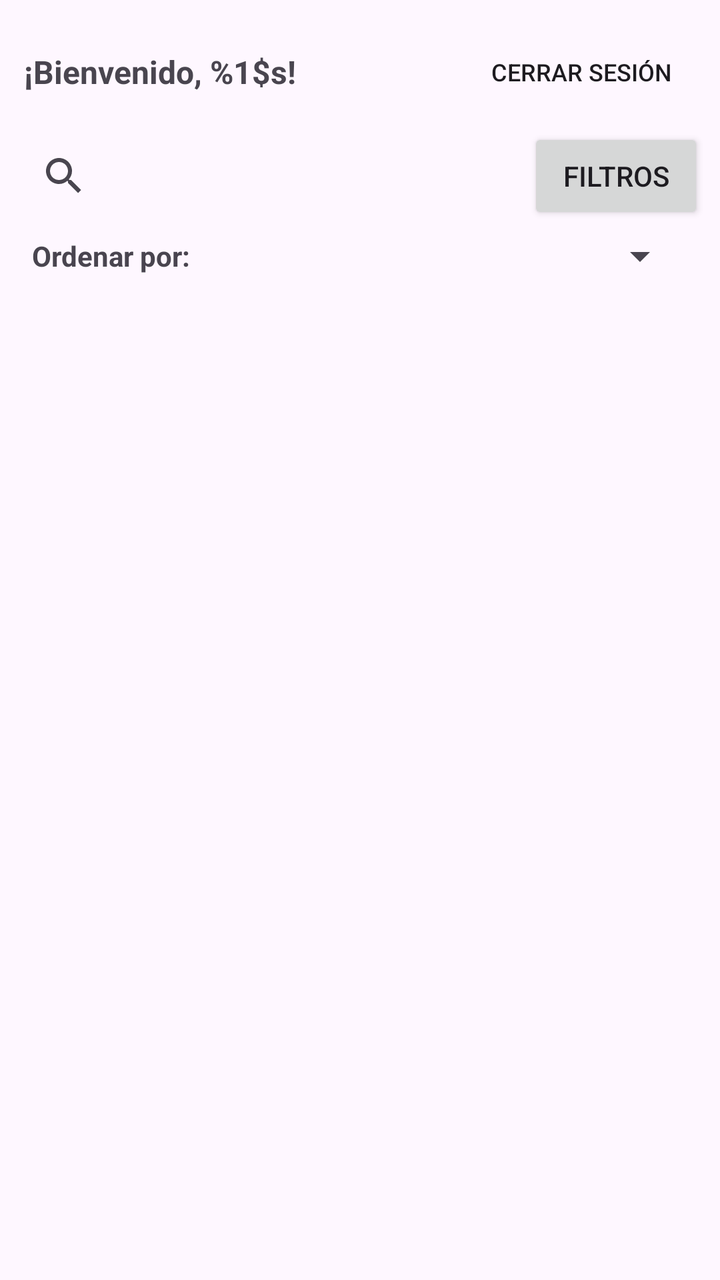
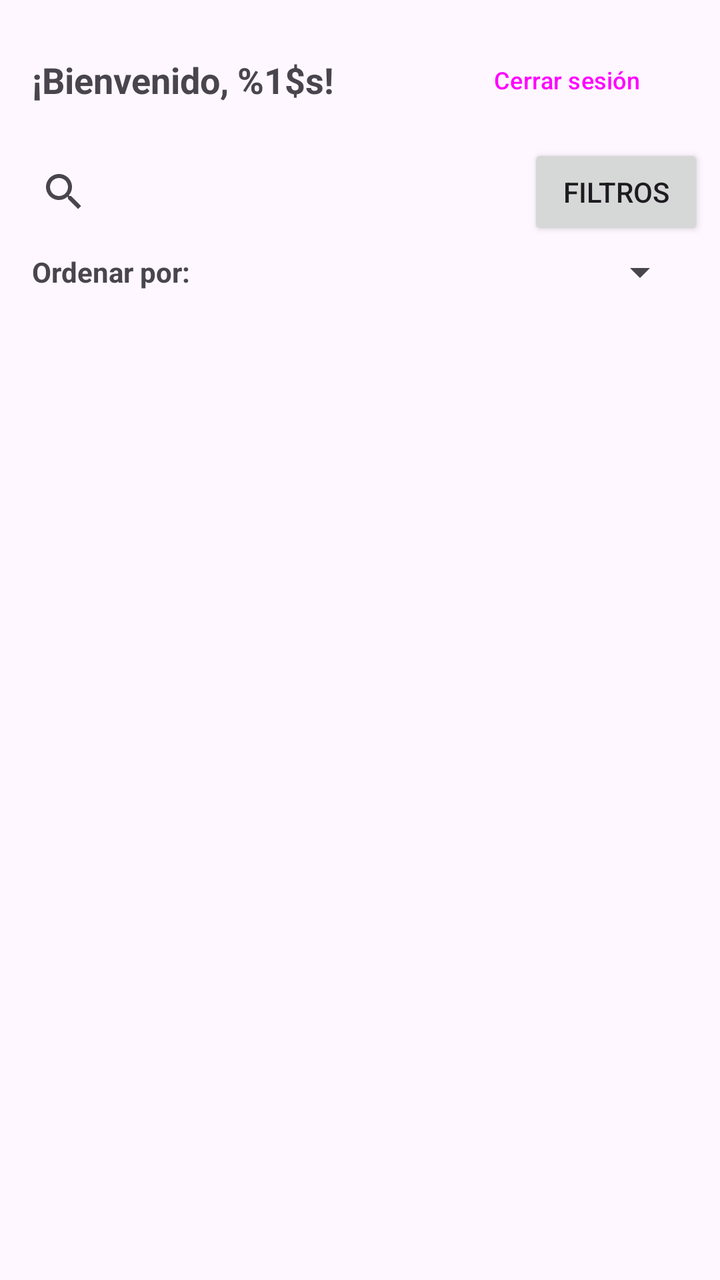

Compare the two renders of this Android layout. The source of the first and the diff that turns it into the second are given below.
<!-- AndroidManifest.xml: application theme Theme.RondaApp -->
<!-- res/layout/fragment_home.xml -->
<?xml version="1.0" encoding="utf-8"?>
<LinearLayout
    xmlns:android="http://schemas.android.com/apk/res/android"
    xmlns:app="http://schemas.android.com/apk/res-auto"
    xmlns:tools="http://schemas.android.com/tools"
    android:layout_width="match_parent"
    android:layout_height="match_parent"
    android:orientation="vertical"
    android:padding="8dp"
    tools:context=".ui.home.HomeFragment">

    
    <LinearLayout
        android:layout_width="match_parent"
        android:layout_height="wrap_content"
        android:orientation="horizontal"
        android:gravity="center_vertical"
        android:paddingHorizontal="4dp"
        android:paddingVertical="4dp">

        <TextView
            android:id="@+id/tvWelcome"
            android:layout_width="0dp"
            android:layout_height="wrap_content"
            android:layout_weight="1"
            android:textSize="16sp"
            android:textStyle="bold"
            android:text="@string/home_welcome" />

        <Button
            android:id="@+id/btnLogout"
            style="?android:attr/borderlessButtonStyle"
            android:layout_width="wrap_content"
            android:layout_height="wrap_content"
            android:text="@string/home_logout"
            android:textSize="12sp" />
    </LinearLayout>

    
    <LinearLayout
        android:layout_width="match_parent"
        android:layout_height="wrap_content"
        android:orientation="horizontal"
        android:gravity="center_vertical">

        <androidx.appcompat.widget.SearchView
            android:id="@+id/searchView"
            android:layout_width="0dp"
            android:layout_height="wrap_content"
            android:layout_weight="1"
            android:queryHint="Buscar productos..." />

        <Button
            android:id="@+id/btnFilter"
            android:layout_width="wrap_content"
            android:layout_height="wrap_content"
            android:text="Filtros"
            android:layout_marginStart="4dp" />
    </LinearLayout>

    
    <LinearLayout
        android:layout_width="match_parent"
        android:layout_height="wrap_content"
        android:orientation="horizontal"
        android:gravity="center_vertical"
        android:paddingHorizontal="8dp"
        android:layout_marginVertical="4dp">

        <TextView
            android:layout_width="wrap_content"
            android:layout_height="wrap_content"
            android:text="Ordenar por: "
            android:textStyle="bold" />

        <Spinner
            android:id="@+id/spinnerSort"
            android:layout_width="match_parent"
            android:layout_height="wrap_content" />
    </LinearLayout>

    
    <androidx.recyclerview.widget.RecyclerView
        android:id="@+id/rvPublications"
        android:layout_width="match_parent"
        android:layout_height="match_parent" />
</LinearLayout>
<!-- resources referenced by this layout -->
<resources>
  <string name="home_logout">Cerrar sesión</string>
  <string name="home_welcome">¡Bienvenido, %1$s!</string>
  <style name="Theme.RondaApp" parent="Base.Theme.RondaApp" />
  <style name="Base.Theme.RondaApp" parent="Theme.Material3.DayNight.NoActionBar">
          
      </style>
</resources>

<!-- the commit's change to res/layout/fragment_home.xml (unified diff, before → after) -->
@@ -15,21 +15,21 @@
         android:layout_height="wrap_content"
         android:orientation="horizontal"
         android:gravity="center_vertical"
-        android:paddingHorizontal="4dp"
-        android:paddingVertical="4dp">
+        android:paddingHorizontal="8dp"
+        android:paddingVertical="8dp">
 
         <TextView
             android:id="@+id/tvWelcome"
             android:layout_width="0dp"
             android:layout_height="wrap_content"
             android:layout_weight="1"
-            android:textSize="16sp"
+            android:textSize="18sp"
             android:textStyle="bold"
             android:text="@string/home_welcome" />
 
         <Button
             android:id="@+id/btnLogout"
-            style="?android:attr/borderlessButtonStyle"
+            style="@style/Widget.Material3.Button.TonalButton"
             android:layout_width="wrap_content"
             android:layout_height="wrap_content"
             android:text="@string/home_logout"
